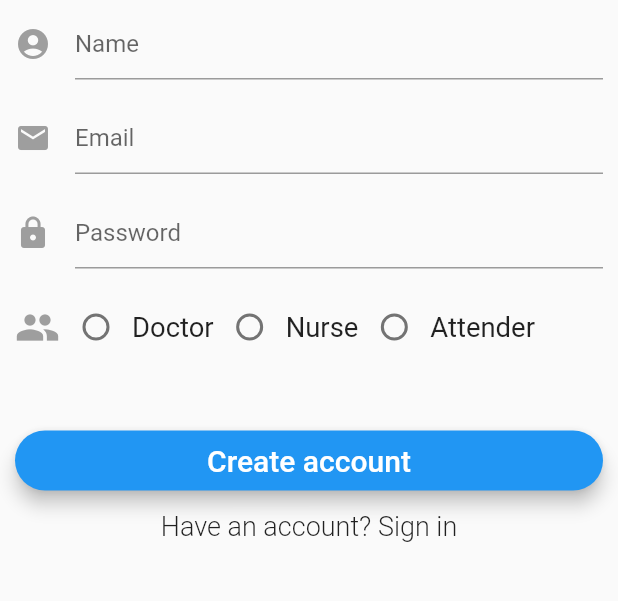
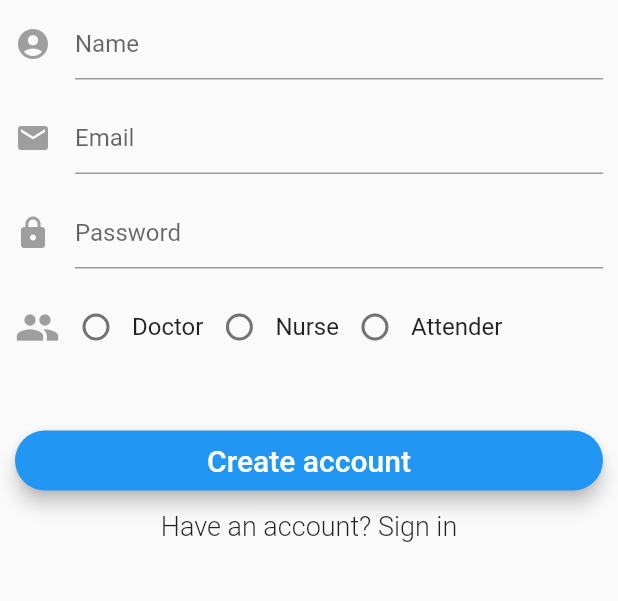
Before and after one commit to sushmakallakuri/DriP.M, a Flutter app: the screen it shows after launch, after a tap on "Login", after a tap on "Create an account", on a phone screen of 412 x 824 dp, the part 249-850 px from its top. Run offline on Flutter 3.47's test engine with Material 2 defaults, Android fonts, the phone set to English and light mode, and no system bars; our stand-ins replace firebase_auth, firebase_database, flutter_screenutil, percent_indicator; missing offline and left inert: barcode_scan; accounts and stored records are empty.

Commit message:
changes in flutter app

```diff
--- a/flutter_app_mydripo/lib/pages/login_signup_page.dart
+++ b/flutter_app_mydripo/lib/pages/login_signup_page.dart
@@ -197,7 +197,7 @@ class _LoginSignUpPageState extends State<LoginSignUpPage> {
                 _showPrimaryButton(),
                 _showSecondaryButton(),
                 _showErrorMessage(),
-                _showImage(),
+//                _showImage(),
               ],)));
   }
 
@@ -243,17 +243,17 @@ class _LoginSignUpPageState extends State<LoginSignUpPage> {
     }
   }
 
-  Widget _showImage()
-  {
-    return Container(
-      constraints: BoxConstraints.expand(height: 300),
-      alignment: Alignment.center,
-      child: Image.asset(
-        "assets/synergy.jpeg",
-        fit: BoxFit.cover,
-      ),
-    );
-  }
+//  Widget _showImage()
+//  {
+//    return Container(
+//      constraints: BoxConstraints.expand(height: 300),
+//      alignment: Alignment.center,
+//      child: Image.asset(
+//        "assets/synergy.jpeg",
+//        fit: BoxFit.cover,
+//      ),
+//    );
+//  }
 
 
   Widget _showLogo() {
@@ -369,7 +369,7 @@ class _LoginSignUpPageState extends State<LoginSignUpPage> {
           ),
           new Text(
             'Doctor',
-            style: new TextStyle(fontSize: ScreenUtil.instance.setSp(16)),
+            style: new TextStyle(fontSize: 16),
           ),
           new Radio(
             value: 'Nurse',
@@ -379,7 +379,7 @@ class _LoginSignUpPageState extends State<LoginSignUpPage> {
           new Text(
             'Nurse',
             style: new TextStyle(
-              fontSize: ScreenUtil.instance.setSp(16),
+              fontSize: 16,
             ),
 
           ),
@@ -392,7 +392,7 @@ class _LoginSignUpPageState extends State<LoginSignUpPage> {
           new Text(
             'Attender',
             style: new TextStyle(
-              fontSize: ScreenUtil.instance.setSp(16),
+              fontSize: 16,
             ),
 
           ),
```
